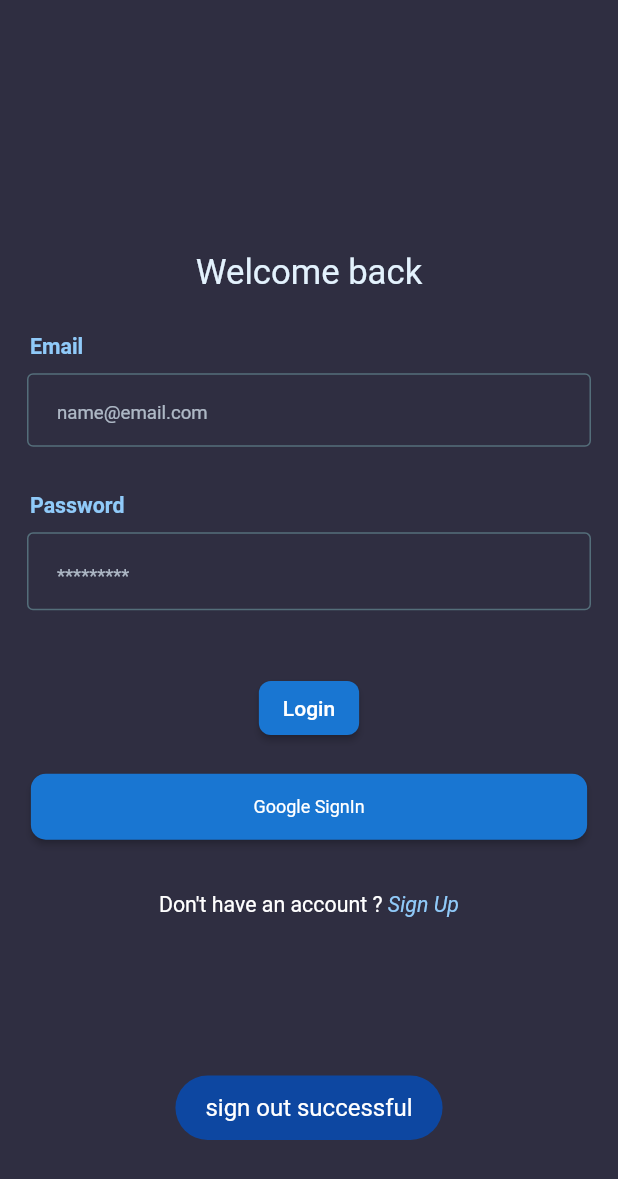
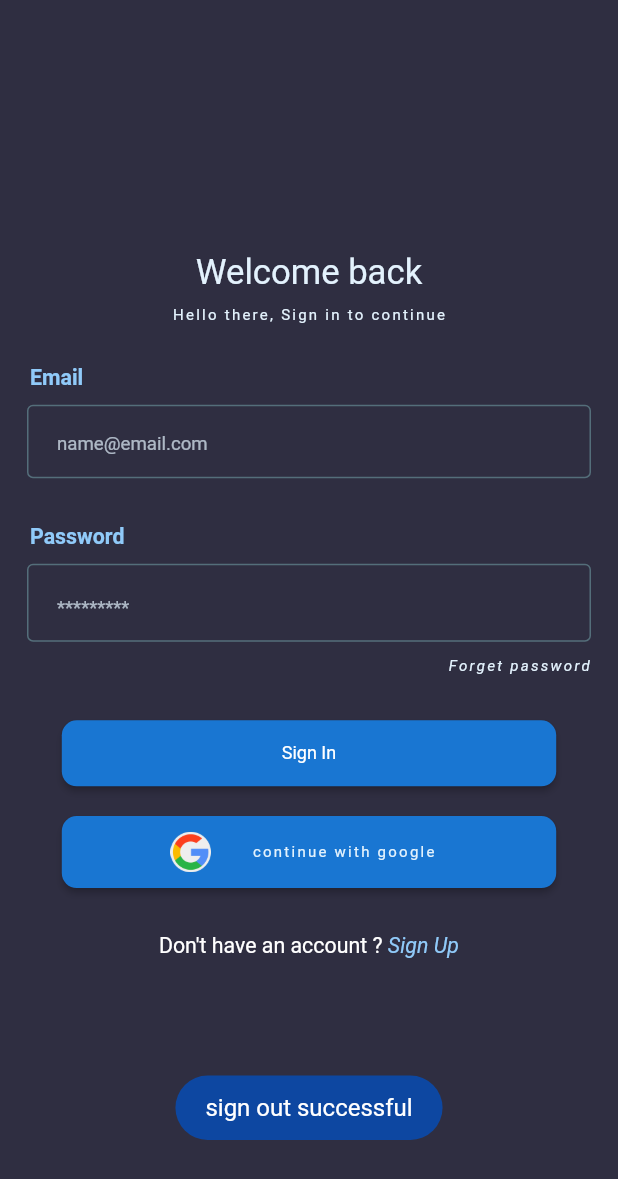
Before and after one commit to NBG-nero/Vendi, a Flutter app: the Homescreen screen opened by its route, after a tap on "Sign Out", on a phone screen of 412 x 824 dp. Shown: the top 1179 px of the screen. Run offline on Flutter 3.47's test engine with Material 2 defaults, Android fonts, the phone set to English and light mode, and no system bars; our stand-ins replace auto_route, cached_network_image, cloud_firestore, dots_indicator, firebase_auth, firebase_core and 10 more; accounts and stored records are empty.

Commit message:
feat: minor ui changes

```diff
--- a/lib/screens/auth/login/login.dart
+++ b/lib/screens/auth/login/login.dart
@@ -37,6 +37,12 @@ class _LoginscreenState extends State<Loginscreen> {
                     Text('Welcome back',
                         style: TextStyle(
                             fontSize: 26.sp, color: VendiColors.primaryColor)),
+                    YMargin(10.h),
+                    Text('Hello there, Sign in to continue',
+                        style: Theme.of(context)
+                            .textTheme
+                            .labelSmall
+                            ?.copyWith(color: VendiColors.primaryColor)),
                     YMargin(20.h),
                     Form(
                         key: model.formKey,
@@ -78,20 +84,24 @@ class _LoginscreenState extends State<Loginscreen> {
                                   model.toogleHidePassword();
                                 },
                               ),
-                              YMargin(15.h)
+                              YMargin(12.h),
+                              Align(
+                                alignment: Alignment.centerRight,
+                                child: Text('Forget password',
+                                    style: Theme.of(context)
+                                        .textTheme
+                                        .labelSmall
+                                        ?.copyWith(
+                                            fontStyle: FontStyle.italic,
+                                            color: VendiColors.primaryColor)),
+                              ),
+                              // YMargin(15.h),
                             ],
                           ),
                         )),
                     YMargin(20.h),
                     Center(
-                      child: ElevatedButton(
-                        style: ButtonStyle(
-                            shape: MaterialStateProperty.all(
-                                const RoundedRectangleBorder(
-                                    borderRadius:
-                                        BorderRadius.all(Radius.circular(8)))),
-                            backgroundColor: MaterialStateProperty.all(
-                                VendiColors.colorMap[700])),
+                      child: VButton(
                         onPressed: () {
                           if (model.formKey.currentState!.validate()) {
                             model.setBusy(true);
@@ -101,7 +111,17 @@ class _LoginscreenState extends State<Loginscreen> {
                             AutovalidateMode.onUserInteraction;
                           }
                         },
-                        child: const Text('Login'),
+                        width: MediaQuery.of(context).size.width * 0.8,
+                        child: model.isBusy
+                            ? const CircularProgressIndicator.adaptive(
+                                valueColor:
+                                    AlwaysStoppedAnimation<Color>(Colors.white),
+                              )
+                            : Text('Sign In',
+                                style: Theme.of(context)
+                                    .textTheme
+                                    .labelMedium
+                                    ?.copyWith(color: Colors.white)),
                       ),
                     ),
                     YMargin(20.h),
@@ -109,9 +129,29 @@ class _LoginscreenState extends State<Loginscreen> {
                       onPressed: () {
                         model.googleUserSignIn(context);
                       },
-                      buttontext: "Google SignIn",
+                      padding: const EdgeInsets.only(top: 10, bottom: 10),
+                      width: MediaQuery.of(context).size.width * 0.8,
+                      child: Row(
+                          mainAxisSize: MainAxisSize.min,
+                          // mainAxisAlignment: MainAxisAlignment.start,
+                          children: [
+                            Image.asset(
+                              'assets/images/gSignIn.png',
+                              width: 28.w,
+                            ),
+                            XMargin(20.w),
+                            Padding(
+                              padding: const EdgeInsets.all(8.0),
+                              child: Text('continue with google',
+                                  style: Theme.of(context)
+                                      .textTheme
+                                      .labelSmall
+                                      ?.copyWith(
+                                          color: VendiColors.primaryColor)),
+                            ),
+                          ]),
                     ),
-                    YMargin(20.h),
+                    YMargin(17.h),
                     TextButton(
                       onPressed: () {
                         AutoRouter.of(context).pushAndPopUntil(
--- a/lib/screens/base_model.dart
+++ b/lib/screens/base_model.dart
@@ -1,11 +1,13 @@
 import 'dart:developer';
 
 
+import 'package:google_sign_in/google_sign_in.dart';
 import 'package:shared_preferences/shared_preferences.dart';
 import 'package:stacked/stacked.dart';
 import 'package:vendi/utilities/constants/app_constants.dart';
 
 class BaseModel extends BaseViewModel {
+  final GoogleSignIn googleSignIn = GoogleSignIn();
 
 
   SharedPreferences? prefs;
--- a/lib/screens/home/home_view_model.dart
+++ b/lib/screens/home/home_view_model.dart
@@ -69,8 +69,10 @@ class HomeViewModel extends BaseModel {
     try {
       await initPrefs();
       log('sign out was called');
-      await authService.signOut().then((data) {
+      await authService.signOut().then((data) async {
         setBusy(true);
+        await googleSignIn.disconnect();
+        await googleSignIn.signOut();
         setAuthenticated(false);
         log(isAuthenticated.toString());
         log('sign out successful');
--- a/lib/widgets/custom_button.dart
+++ b/lib/widgets/custom_button.dart
@@ -38,7 +38,7 @@ class VButton extends StatelessWidget {
               side: BorderSide(color: sideColor ?? Colors.transparent),
             ),
         minWidth: width ?? MediaQuery.of(context).size.width * 0.9,
-        padding: const EdgeInsets.fromLTRB(20, 15, 20, 15),
+        padding: padding ?? const EdgeInsets.fromLTRB(20, 15, 20, 15),
         child: child ??
             Text(buttontext ?? 'buttonText',
                 style: Theme.of(context).textTheme.labelMedium?.copyWith(
```
Also changed, not shown: lib/models/user.dart (+27 -0 lines), lib/screens/auth/login/login_view_model.dart (+28 -15 lines), assets/images/gSignIn.png (added).
